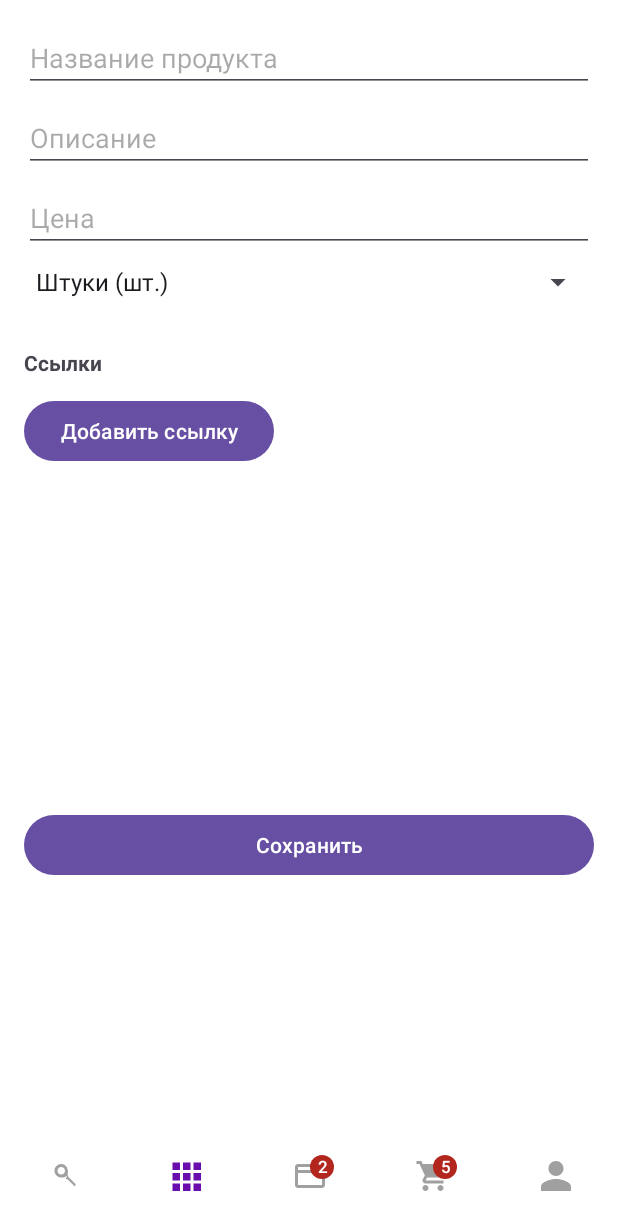
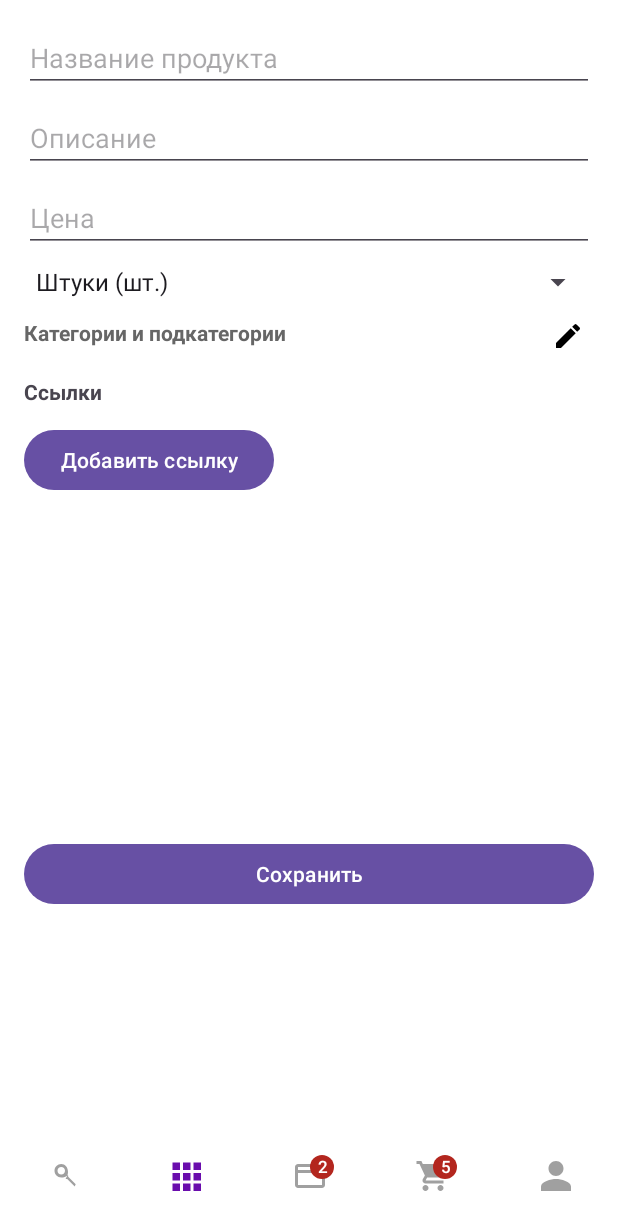
Before and after one commit to Paulik0182/Myktor, an Android app: the fragment EditProductFragment placed in its activity, on a phone screen of 412 x 824 dp. Shown: the top 1230 px of the screen. Run offline under Robolectric (Android 15) with nearby library versions, the phone set to English and light mode, and no system bars; pictures from the network do not load.

Commit message:
Fix: Improved EditProductFragment markup

```diff
--- a/app/src/main/res/layout/fragment_edit_product.xml
+++ b/app/src/main/res/layout/fragment_edit_product.xml
@@ -45,28 +45,51 @@
             android:layout_marginTop="8dp"/>
 
         <!-- Категории и подкатегории -->
-        <LinearLayout
-            android:id="@+id/clCategoryPicker"
-            android:layout_width="match_parent"
-            android:layout_height="wrap_content"
-            android:orientation="horizontal"
-            android:gravity="center_vertical"
-            android:layout_marginTop="12dp">
-
-            <!-- Категории и подкатегории -->
         <FrameLayout
             android:id="@+id/flCategoriesContainer"
             android:layout_width="match_parent"
             android:layout_height="wrap_content"
-                android:layout_marginTop="8dp">
+            android:layout_marginTop="12dp">
 
+            <!-- Иконка редактирования -->
+            <ImageView
+                android:id="@+id/ivEditCategories"
+                android:layout_width="24dp"
+                android:layout_height="24dp"
+                android:layout_gravity="top|end"
+                android:layout_marginEnd="5dp"
+                android:src="@drawable/ic_edit"
+                android:contentDescription="Редактировать"
+                android:padding="1dp" />
+
+            <!-- Контейнер с категориями -->
             <LinearLayout
                 android:id="@+id/layoutCategories"
                 android:layout_width="match_parent"
                 android:layout_height="wrap_content"
                 android:orientation="vertical"
-                    android:layout_marginEnd="48dp"/>
+                android:layout_marginEnd="48dp">
 
+                <LinearLayout
+                    android:id="@+id/layoutCategoriesHeader"
+                    android:layout_width="match_parent"
+                    android:layout_height="wrap_content"
+                    android:orientation="horizontal"
+                    android:gravity="center_vertical">
+
+                    <TextView
+                        android:id="@+id/tvCategoriesHeader"
+                        android:layout_width="0dp"
+                        android:layout_height="wrap_content"
+                        android:layout_weight="1"
+                        android:text="Категории и подкатегории"
+                        android:textStyle="bold"
+                        android:textColor="@color/grey_text"
+                        android:paddingBottom="8dp" />
+                </LinearLayout>
+            </LinearLayout>
+
+            <!-- Кнопка "Ещё" / "Свернуть" -->
             <TextView
                 android:id="@+id/btnToggleCategories"
                 android:layout_width="wrap_content"
@@ -77,7 +100,6 @@
                 android:textColor="@color/dark_green"
                 android:visibility="gone"/>
         </FrameLayout>
-        </LinearLayout>
 
         <!-- Ссылки -->
         <TextView
```
Also changed, not shown: app/src/main/java/com/nayya/myktor/ui/product/editproduct/EditProductFragment.kt (+2 -40 lines). Lines whose indentation alone changed are shown as unchanged.
